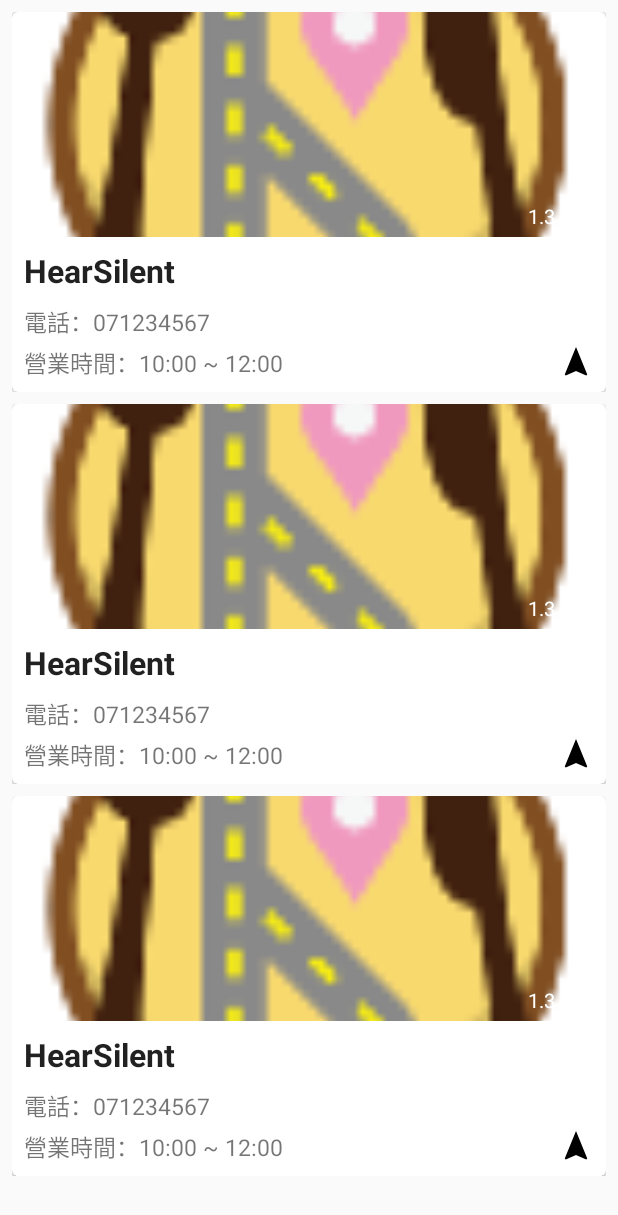
After one commit to hearsilent/KUAS-Food, an Android app: the layout fragment_shops.xml on its own in the app's theme, with its tools: preview values and no code run, on a phone screen of 412 x 824 dp. The commit adds this screen. Shown: the top 1215 px of the screen. Run offline under Robolectric (Android 15) with nearby library versions, the phone set to English and light mode, and no system bars.

Commit message:
Init Shops layout

```diff
--- a/CursorWheelLayout/src/main/AndroidManifest.xml
+++ b/CursorWheelLayout/src/main/AndroidManifest.xml
@@ -4,6 +4,6 @@
 	<application
 		android:allowBackup="true"
 		android:label="@string/app_name"
-		android:supportsRtl="true"/>
+		android:supportsRtl="false"/>
 
 </manifest>
--- a/app/build.gradle
+++ b/app/build.gradle
@@ -26,6 +26,7 @@ dependencies {
     compile 'com.android.support:appcompat-v7:23.4.0'
     compile 'com.android.support:design:23.4.0'
     compile 'com.android.support:cardview-v7:23.4.0'
+    compile 'com.android.support:recyclerview-v7:23.4.0'
     compile 'com.daasuu:BubbleLayout:1.1.0'
     compile 'com.google.code.gson:gson:2.6.2'
     compile 'com.dmitrymalkovich.android:material-design-dimens:1.2'
--- a/app/src/main/AndroidManifest.xml
+++ b/app/src/main/AndroidManifest.xml
@@ -11,7 +11,7 @@
 		android:allowBackup="true"
 		android:icon="@mipmap/ic_launcher"
 		android:label="@string/app_name"
-		android:supportsRtl="true"
+		android:supportsRtl="false"
 		android:theme="@style/AppTheme">
 		<activity
 			android:name=".SplashActivity"
@@ -31,6 +31,9 @@
 			android:name=".ShopsDetailActivity"
 			android:screenOrientation="portrait"
 			android:theme="@style/ShopsDetailTheme"/>
+		<activity
+			android:name=".ShopsActivity"
+			android:screenOrientation="portrait"/>
 	</application>
 
 </manifest>
--- /dev/null
+++ b/app/src/main/java/hearsilent/kuas/food/ShopsActivity.java
@@ -0,0 +1,14 @@
+package hearsilent.kuas.food;
+
+import android.os.Bundle;
+import android.support.annotation.Nullable;
+import android.support.v7.app.AppCompatActivity;
+
+public class ShopsActivity extends AppCompatActivity {
+
+	@Override
+	protected void onCreate(@Nullable Bundle savedInstanceState) {
+		super.onCreate(savedInstanceState);
+		setContentView(R.layout.activity_shops);
+	}
+}
--- /dev/null
+++ b/app/src/main/res/drawable/ic_navigation_black_24dp.xml
@@ -0,0 +1,9 @@
+<vector xmlns:android="http://schemas.android.com/apk/res/android"
+        android:width="24dp"
+        android:height="24dp"
+        android:viewportHeight="24.0"
+        android:viewportWidth="24.0">
+	<path
+		android:fillColor="#000"
+		android:pathData="M12,2L4.5,20.29l0.71,0.71L12,18l6.79,3 0.71,-0.71z"/>
+</vector>
--- /dev/null
+++ b/app/src/main/res/layout/activity_shops.xml
@@ -0,0 +1,36 @@
+<?xml version="1.0" encoding="utf-8"?>
+<android.support.design.widget.CoordinatorLayout
+	xmlns:android="http://schemas.android.com/apk/res/android"
+	xmlns:app="http://schemas.android.com/apk/res-auto"
+	xmlns:tools="http://schemas.android.com/tools"
+	android:layout_width="match_parent"
+	android:layout_height="match_parent"
+	tools:context=".ShopsActivity">
+
+	<android.support.design.widget.AppBarLayout
+		android:layout_width="match_parent"
+		android:layout_height="wrap_content"
+		android:theme="@style/ThemeOverlay.AppCompat.Dark.ActionBar">
+
+		<android.support.v7.widget.Toolbar
+			android:id="@+id/toolbar"
+			android:layout_width="match_parent"
+			android:layout_height="?attr/actionBarSize"
+			app:layout_scrollFlags="scroll|enterAlways"/>
+
+		<android.support.design.widget.TabLayout
+			android:id="@+id/tabLayout"
+			android:layout_width="match_parent"
+			android:layout_height="48dp"
+			app:tabGravity="fill"
+			app:tabIndicatorColor="@color/colorAccent"
+			app:tabMaxWidth="0dp"
+			app:tabMode="fixed"/>
+	</android.support.design.widget.AppBarLayout>
+
+	<android.support.v4.view.ViewPager
+		android:id="@+id/viewPager"
+		android:layout_width="match_parent"
+		android:layout_height="match_parent"
+		app:layout_behavior="@string/appbar_scrolling_view_behavior"/>
+</android.support.design.widget.CoordinatorLayout>
--- /dev/null
+++ b/app/src/main/res/layout/fragment_shops.xml
@@ -0,0 +1,13 @@
+<?xml version="1.0" encoding="utf-8"?>
+<FrameLayout xmlns:android="http://schemas.android.com/apk/res/android"
+             xmlns:tools="http://schemas.android.com/tools"
+             android:layout_width="match_parent"
+             android:layout_height="match_parent"
+             android:padding="@dimen/margin_xsmall">
+
+	<android.support.v7.widget.RecyclerView
+		android:id="@+id/recyclerView"
+		android:layout_width="match_parent"
+		android:layout_height="match_parent"
+		tools:listitem="@layout/list_shop"/>
+</FrameLayout>
--- /dev/null
+++ b/app/src/main/res/layout/list_shop.xml
@@ -0,0 +1,99 @@
+<?xml version="1.0" encoding="utf-8"?>
+<FrameLayout xmlns:android="http://schemas.android.com/apk/res/android"
+             xmlns:card_view="http://schemas.android.com/apk/res-auto"
+             xmlns:tools="http://schemas.android.com/tools"
+             android:layout_width="match_parent"
+             android:layout_height="wrap_content"
+             android:padding="@dimen/margin_xsmall"
+             tools:ignore="RtlHardcoded">
+
+	<android.support.v7.widget.CardView
+		style="@style/SelectableItemTheme"
+		android:layout_width="match_parent"
+		android:layout_height="wrap_content"
+		card_view:cardCornerRadius="4dp">
+
+		<LinearLayout
+			android:layout_width="match_parent"
+			android:layout_height="wrap_content"
+			android:orientation="vertical">
+
+			<FrameLayout
+				android:layout_width="match_parent"
+				android:layout_height="wrap_content">
+
+				<ImageView
+					android:layout_width="match_parent"
+					android:layout_height="150dp"
+					android:contentDescription="@null"
+					android:scaleType="centerCrop"
+					android:src="@mipmap/ic_launcher"/>
+
+				<TextView
+					android:layout_width="wrap_content"
+					android:layout_height="wrap_content"
+					android:layout_gravity="end|bottom"
+					android:padding="@dimen/margin_xsmall"
+					android:textColor="#fff"
+					android:textSize="@dimen/text_caption"
+					tools:text="1.3 公里"/>
+			</FrameLayout>
+
+			<RelativeLayout
+				android:layout_width="match_parent"
+				android:layout_height="wrap_content"
+				android:orientation="horizontal">
+
+				<LinearLayout
+					android:id="@+id/linearLayout"
+					android:layout_width="match_parent"
+					android:layout_height="wrap_content"
+					android:layout_toLeftOf="@+id/view_navigation"
+					android:orientation="vertical"
+					android:padding="@dimen/margin_small">
+
+					<TextView
+						android:layout_width="wrap_content"
+						android:layout_height="wrap_content"
+						android:ellipsize="end"
+						android:maxLines="1"
+						android:textColor="@color/black_text"
+						android:textSize="@dimen/text_title"
+						android:textStyle="bold"
+						tools:text="HearSilent"/>
+
+					<TextView
+						android:layout_width="wrap_content"
+						android:layout_height="wrap_content"
+						android:layout_marginTop="@dimen/margin_small"
+						android:ellipsize="end"
+						android:maxLines="1"
+						android:textColor="@color/black_text_secondary"
+						android:textSize="@dimen/text_action"
+						tools:text="電話：071234567"/>
+
+					<TextView
+						android:layout_width="wrap_content"
+						android:layout_height="wrap_content"
+						android:layout_marginTop="@dimen/margin_xsmall"
+						android:ellipsize="end"
+						android:maxLines="1"
+						android:textColor="@color/black_text_secondary"
+						android:textSize="@dimen/text_action"
+						tools:text="營業時間：10:00 ~ 12:00"/>
+				</LinearLayout>
+
+				<ImageView
+					android:id="@+id/view_navigation"
+					android:layout_width="wrap_content"
+					android:layout_height="wrap_content"
+					android:layout_alignBottom="@+id/linearLayout"
+					android:layout_alignParentRight="true"
+					android:background="?attr/selectableItemBackground"
+					android:contentDescription="@null"
+					android:padding="@dimen/margin_small"
+					android:src="@drawable/ic_navigation_black_24dp"/>
+			</RelativeLayout>
+		</LinearLayout>
+	</android.support.v7.widget.CardView>
+</FrameLayout>
--- a/app/src/main/res/values/styles.xml
+++ b/app/src/main/res/values/styles.xml
@@ -1,6 +1,6 @@
 <resources xmlns:tools="http://schemas.android.com/tools">
 
-	<style name="AppTheme" parent="Theme.AppCompat.Light.DarkActionBar">
+	<style name="AppTheme" parent="Theme.AppCompat.Light.NoActionBar">
 		<item name="colorPrimary">@color/colorPrimary</item>
 		<item name="colorPrimaryDark">@color/colorPrimaryDark</item>
 		<item name="colorAccent">@color/colorAccent</item>
@@ -41,4 +41,13 @@
 		<item name="colorAccent">@color/colorAccent</item>
 	</style>
 
+	<style name="SelectableItemTheme">
+		<item name="colorControlHighlight">#501396FE</item>
+	</style>
+
+	<style name="SelectableItemBackground">
+		<item name="android:theme">@style/SelectableItemTheme</item>
+		<item name="android:foreground">?attr/selectableItemBackground</item>
+	</style>
+
 </resources>
```
